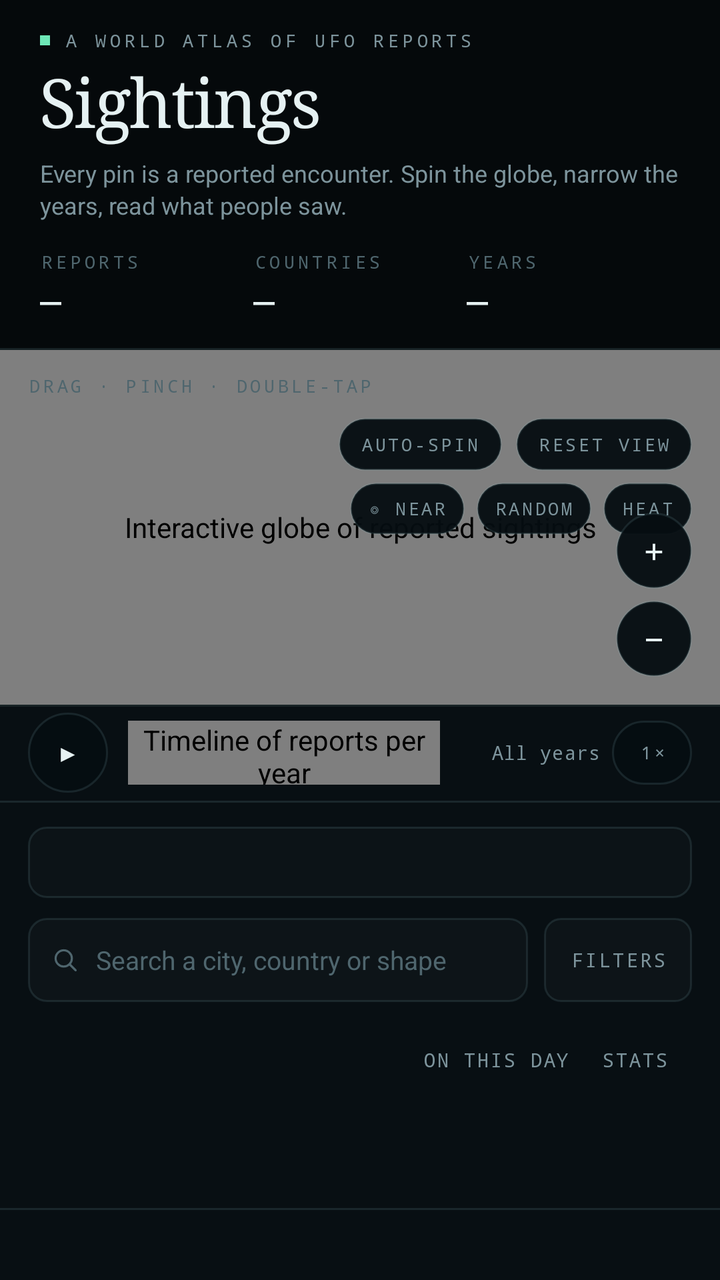
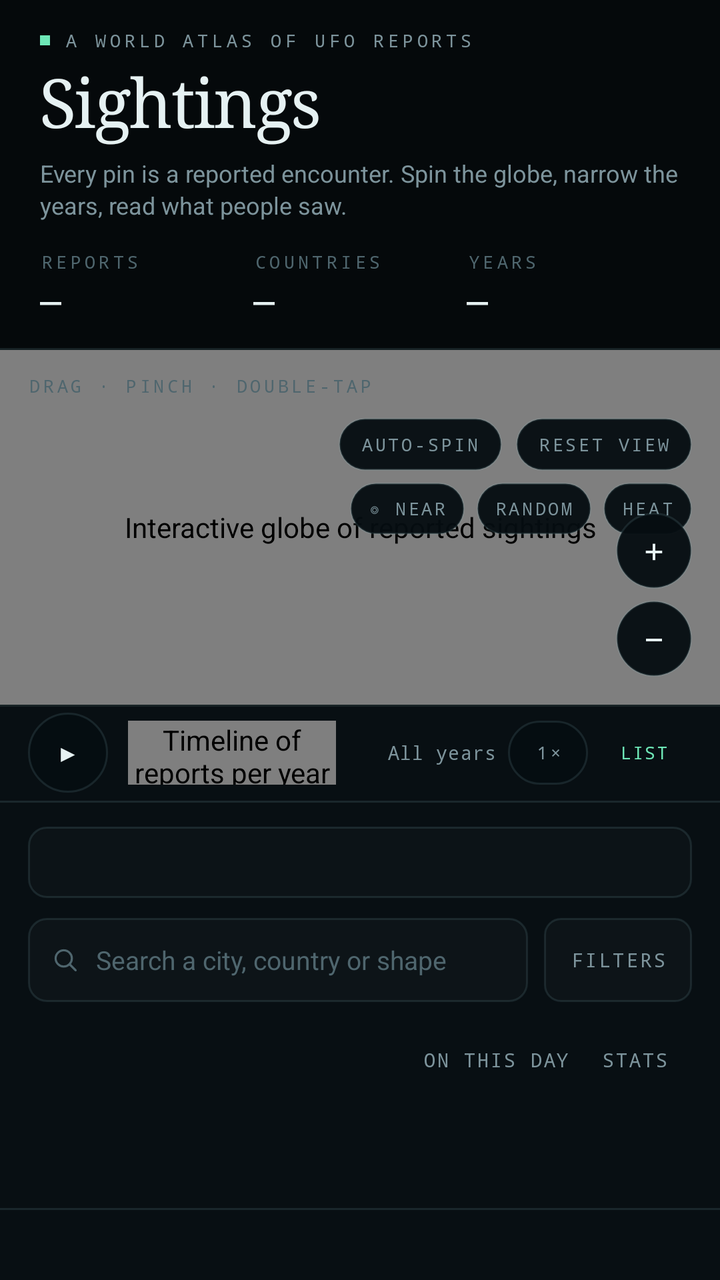

Before-and-after screenshots of an Android layout around one commit, followed by the original layout XML and the change that was made.
<!-- AndroidManifest.xml: activity theme AppTheme -->
<!-- res/layout/activity_main.xml -->
<?xml version="1.0" encoding="utf-8"?>
<LinearLayout xmlns:android="http://schemas.android.com/apk/res/android"
    android:id="@+id/appRoot"
    android:layout_width="match_parent"
    android:layout_height="match_parent"
    android:background="@color/bg"
    android:orientation="vertical">

    <LinearLayout
        android:id="@+id/header"
        android:layout_width="match_parent"
        android:layout_height="wrap_content"
        android:orientation="vertical"
        android:paddingStart="20dp"
        android:paddingTop="14dp"
        android:paddingEnd="20dp"
        android:paddingBottom="13dp">

        <LinearLayout
            android:layout_width="wrap_content"
            android:layout_height="wrap_content"
            android:gravity="center_vertical"
            android:orientation="horizontal">

            <View
                android:id="@+id/kickerDot"
                android:layout_width="5dp"
                android:layout_height="5dp"
                android:background="@color/mint" />

            <TextView
                android:layout_width="wrap_content"
                android:layout_height="wrap_content"
                android:layout_marginStart="7dp"
                android:fontFamily="monospace"
                android:letterSpacing="0.22"
                android:text="@string/kicker"
                android:textAllCaps="true"
                android:textColor="@color/muted"
                android:textSize="9sp" />
        </LinearLayout>

        <TextView
            android:id="@+id/brandTitle"
            android:layout_width="wrap_content"
            android:layout_height="wrap_content"
            android:layout_marginTop="6dp"
            android:fontFamily="serif"
            android:includeFontPadding="false"
            android:letterSpacing="-0.025"
            android:text="@string/brand_plain"
            android:textColor="@color/text"
            android:textSize="34sp" />

        <TextView
            android:id="@+id/tagline"
            android:layout_width="match_parent"
            android:layout_height="wrap_content"
            android:layout_marginTop="6dp"
            android:lineSpacingExtra="2dp"
            android:text="@string/tagline"
            android:textColor="@color/muted"
            android:textSize="12sp" />

        <LinearLayout
            android:layout_width="match_parent"
            android:layout_height="wrap_content"
            android:layout_marginTop="14dp"
            android:orientation="horizontal">

            <LinearLayout
                android:layout_width="0dp"
                android:layout_height="wrap_content"
                android:layout_weight="1"
                android:orientation="vertical">

                <TextView
                    style="@style/MonoLabel"
                    android:layout_width="wrap_content"
                    android:layout_height="wrap_content"
                    android:text="@string/stat_reports" />

                <TextView
                    android:id="@+id/statReports"
                    style="@style/StatValue"
                    android:layout_width="wrap_content"
                    android:layout_height="wrap_content"
                    android:layout_marginTop="3dp"
                    android:text="—" />
            </LinearLayout>

            <LinearLayout
                android:layout_width="0dp"
                android:layout_height="wrap_content"
                android:layout_weight="1"
                android:orientation="vertical">

                <TextView
                    style="@style/MonoLabel"
                    android:layout_width="wrap_content"
                    android:layout_height="wrap_content"
                    android:text="@string/stat_countries" />

                <TextView
                    android:id="@+id/statCountries"
                    style="@style/StatValue"
                    android:layout_width="wrap_content"
                    android:layout_height="wrap_content"
                    android:layout_marginTop="3dp"
                    android:text="—" />
            </LinearLayout>

            <LinearLayout
                android:layout_width="0dp"
                android:layout_height="wrap_content"
                android:layout_weight="1"
                android:orientation="vertical">

                <TextView
                    style="@style/MonoLabel"
                    android:layout_width="wrap_content"
                    android:layout_height="wrap_content"
                    android:text="@string/stat_years" />

                <TextView
                    android:id="@+id/statYears"
                    style="@style/StatValue"
                    android:layout_width="wrap_content"
                    android:layout_height="wrap_content"
                    android:layout_marginTop="3dp"
                    android:text="—" />
            </LinearLayout>
        </LinearLayout>
    </LinearLayout>

    <View
        android:layout_width="match_parent"
        android:layout_height="1dp"
        android:background="@color/line" />

    <LinearLayout
        android:id="@+id/content"
        android:layout_width="match_parent"
        android:layout_height="0dp"
        android:layout_weight="1"
        android:orientation="vertical">

        <FrameLayout
            android:id="@+id/globeContainer"
            android:layout_width="match_parent"
            android:layout_height="0dp"
            android:layout_weight="1"
            android:background="@color/bg2">

            <com.sightings.atlas.ui.GlobeView
                android:id="@+id/globe"
                android:layout_width="match_parent"
                android:layout_height="match_parent"
                android:contentDescription="@string/globe_desc" />

            <TextView
                android:id="@+id/rotateHint"
                android:layout_width="wrap_content"
                android:layout_height="wrap_content"
                android:layout_gravity="top|start"
                android:layout_marginStart="14dp"
                android:layout_marginTop="12dp"
                android:fontFamily="monospace"
                android:letterSpacing="0.18"
                android:text="@string/globe_hint"
                android:textAllCaps="true"
                android:textColor="@color/dim"
                android:textSize="8.5sp" />

            <TextView
                android:id="@+id/viewReadout"
                android:layout_width="190dp"
                android:layout_height="wrap_content"
                android:layout_gravity="top|start"
                android:layout_marginStart="14dp"
                android:layout_marginTop="28dp"
                android:fontFamily="monospace"
                android:letterSpacing="0.1"
                android:textColor="@color/mint"
                android:textSize="8sp" />

            <TextView
                android:id="@+id/plottedLabel"
                android:layout_width="wrap_content"
                android:layout_height="wrap_content"
                android:layout_gravity="top|end"
                android:layout_marginTop="12dp"
                android:layout_marginEnd="14dp"
                android:fontFamily="monospace"
                android:letterSpacing="0.18"
                android:textAllCaps="true"
                android:textColor="@color/muted"
                android:textSize="9sp" />

            <LinearLayout
                android:id="@+id/globeButtons"
                android:layout_width="wrap_content"
                android:layout_height="wrap_content"
                android:layout_gravity="top|end"
                android:layout_marginTop="34dp"
                android:layout_marginEnd="14dp"
                android:gravity="end"
                android:orientation="vertical">

                <LinearLayout
                    android:layout_width="wrap_content"
                    android:layout_height="wrap_content"
                    android:orientation="horizontal">

                    <TextView
                        android:id="@+id/autoSpin"
                        style="@style/CtrlPill"
                        android:layout_width="wrap_content"
                        android:layout_height="wrap_content"
                        android:text="@string/auto_spin" />

                    <TextView
                        android:id="@+id/resetView"
                        style="@style/CtrlPill"
                        android:layout_width="wrap_content"
                        android:layout_height="wrap_content"
                        android:layout_marginStart="7dp"
                        android:text="@string/reset_view" />
                </LinearLayout>

                <LinearLayout
                    android:layout_width="wrap_content"
                    android:layout_height="wrap_content"
                    android:layout_marginTop="6dp"
                    android:orientation="horizontal">

                    <TextView
                        android:id="@+id/nearMe"
                        style="@style/CtrlPill"
                        android:layout_width="wrap_content"
                        android:layout_height="wrap_content"
                        android:paddingStart="9dp"
                        android:paddingEnd="9dp"
                        android:text="@string/near_button"
                        android:textSize="8.5sp" />

                    <TextView
                        android:id="@+id/surprise"
                        style="@style/CtrlPill"
                        android:layout_width="wrap_content"
                        android:layout_height="wrap_content"
                        android:layout_marginStart="6dp"
                        android:paddingStart="9dp"
                        android:paddingEnd="9dp"
                        android:text="@string/surprise"
                        android:textSize="8.5sp" />

                    <TextView
                        android:id="@+id/heatToggle"
                        style="@style/CtrlPill"
                        android:layout_width="wrap_content"
                        android:layout_height="wrap_content"
                        android:layout_marginStart="6dp"
                        android:paddingStart="9dp"
                        android:paddingEnd="9dp"
                        android:text="@string/heat"
                        android:textSize="8.5sp" />
                </LinearLayout>
            </LinearLayout>

            <TextView
                android:id="@+id/mapCredit"
                android:layout_width="wrap_content"
                android:layout_height="wrap_content"
                android:layout_gravity="bottom|start"
                android:layout_marginStart="14dp"
                android:layout_marginBottom="62dp"
                android:background="@drawable/bg_credit"
                android:fontFamily="monospace"
                android:letterSpacing="0.04"
                android:paddingStart="6dp"
                android:paddingTop="3dp"
                android:paddingEnd="6dp"
                android:paddingBottom="3dp"
                android:text="@string/map_credit"
                android:textColor="@color/muted"
                android:textSize="8sp"
                android:visibility="gone" />

            <HorizontalScrollView
                android:id="@+id/legendScroll"
                android:layout_width="match_parent"
                android:layout_height="wrap_content"
                android:layout_gravity="bottom|start"
                android:layout_marginStart="14dp"
                android:layout_marginEnd="66dp"
                android:layout_marginBottom="14dp"
                android:overScrollMode="never"
                android:scrollbars="none">

                <LinearLayout
                    android:id="@+id/legend"
                    android:layout_width="wrap_content"
                    android:layout_height="wrap_content"
                    android:orientation="horizontal" />
            </HorizontalScrollView>

            <LinearLayout
                android:id="@+id/zoomControls"
                android:layout_width="wrap_content"
                android:layout_height="wrap_content"
                android:layout_gravity="bottom|end"
                android:layout_marginEnd="14dp"
                android:layout_marginBottom="14dp"
                android:orientation="vertical">

                <TextView
                    android:id="@+id/zoomIn"
                    android:layout_width="38dp"
                    android:layout_height="38dp"
                    android:background="@drawable/bg_ctrl"
                    android:contentDescription="@string/zoom_in"
                    android:fontFamily="monospace"
                    android:gravity="center"
                    android:text="+"
                    android:textColor="@color/text"
                    android:textSize="18sp" />

                <TextView
                    android:id="@+id/zoomOut"
                    android:layout_width="38dp"
                    android:layout_height="38dp"
                    android:layout_marginTop="6dp"
                    android:background="@drawable/bg_ctrl"
                    android:contentDescription="@string/zoom_out"
                    android:fontFamily="monospace"
                    android:gravity="center"
                    android:text="−"
                    android:textColor="@color/text"
                    android:textSize="18sp" />
            </LinearLayout>
        </FrameLayout>

        <LinearLayout
            android:id="@+id/timelineBar"
            android:layout_width="match_parent"
            android:layout_height="48dp"
            android:background="@drawable/bg_timeline"
            android:gravity="center_vertical"
            android:orientation="horizontal"
            android:paddingStart="14dp"
            android:paddingEnd="14dp">

            <TextView
                android:id="@+id/timelinePlay"
                android:layout_width="40dp"
                android:layout_height="40dp"
                android:background="@drawable/bg_ctrl"
                android:contentDescription="@string/timeline_play"
                android:fontFamily="monospace"
                android:gravity="center"
                android:text="▶"
                android:textColor="@color/text"
                android:textSize="12sp" />

            <com.sightings.atlas.ui.TimelineView
                android:id="@+id/timeline"
                android:layout_width="0dp"
                android:layout_height="32dp"
                android:layout_marginStart="10dp"
                android:layout_weight="1"
                android:contentDescription="@string/timeline_desc" />

            <TextView
                android:id="@+id/timelineYear"
                android:layout_width="78dp"
                android:layout_height="40dp"
                android:layout_marginStart="4dp"
                android:background="?attr/selectableItemBackground"
                android:clickable="true"
                android:focusable="true"
                android:fontFamily="monospace"
                android:gravity="center|end"
                android:letterSpacing="0.04"
                android:paddingStart="4dp"
                android:paddingEnd="2dp"
                android:text="@string/timeline_all"
                android:contentDescription="@string/timeline_all"
                android:textColor="@color/muted"
                android:textSize="9.5sp" />

            <TextView
                android:id="@+id/timelineSpeed"
                style="@style/CtrlPill"
                android:layout_width="wrap_content"
                android:layout_height="wrap_content"
                android:layout_marginStart="4dp"
                android:contentDescription="@string/timeline_speed_desc"
                android:gravity="center"
                android:minHeight="32dp"
                android:minWidth="40dp"
                android:paddingStart="9dp"
                android:paddingTop="5dp"
                android:paddingEnd="9dp"
                android:paddingBottom="5dp"
                android:text="@string/speed_1x"
                android:textSize="9sp" />
        </LinearLayout>

        <LinearLayout
            android:id="@+id/panel"
            android:layout_width="match_parent"
            android:layout_height="0dp"
            android:layout_weight="1.35"
            android:background="@color/panel"
            android:orientation="vertical">

            <View
                android:layout_width="match_parent"
                android:layout_height="1dp"
                android:background="@color/line" />

            <LinearLayout
                android:id="@+id/tabs"
                android:layout_width="match_parent"
                android:layout_height="wrap_content"
                android:layout_marginStart="14dp"
                android:layout_marginTop="12dp"
                android:layout_marginEnd="14dp"
                android:background="@drawable/bg_tabs"
                android:orientation="horizontal"
                android:padding="3dp">

                <TextView
                    android:id="@+id/tabReports"
                    style="@style/Tab"
                    android:layout_width="0dp"
                    android:layout_height="wrap_content"
                    android:layout_weight="1"
                    android:maxLines="1" />

                <TextView
                    android:id="@+id/tabVideos"
                    style="@style/Tab"
                    android:layout_width="0dp"
                    android:layout_height="wrap_content"
                    android:layout_weight="1"
                    android:maxLines="1" />

                <TextView
                    android:id="@+id/tabSocial"
                    style="@style/Tab"
                    android:layout_width="0dp"
                    android:layout_height="wrap_content"
                    android:layout_weight="1"
                    android:maxLines="1" />
            </LinearLayout>

            <LinearLayout
                android:layout_width="match_parent"
                android:layout_height="wrap_content"
                android:layout_marginStart="14dp"
                android:layout_marginTop="10dp"
                android:layout_marginEnd="14dp"
                android:gravity="center_vertical"
                android:orientation="horizontal">

                <LinearLayout
                    android:layout_width="0dp"
                    android:layout_height="42dp"
                    android:layout_weight="1"
                    android:background="@drawable/bg_search"
                    android:gravity="center_vertical"
                    android:orientation="horizontal"
                    android:paddingStart="11dp"
                    android:paddingEnd="11dp">

                    <ImageView
                        android:layout_width="15dp"
                        android:layout_height="15dp"
                        android:contentDescription="@null"
                        android:src="@drawable/ic_search" />

                    <EditText
                        android:id="@+id/searchInput"
                        android:layout_width="0dp"
                        android:layout_height="wrap_content"
                        android:layout_marginStart="8dp"
                        android:layout_weight="1"
                        android:background="@null"
                        android:hint="@string/search_hint"
                        android:imeOptions="actionSearch"
                        android:inputType="text"
                        android:maxLines="1"
                        android:paddingTop="10dp"
                        android:paddingBottom="10dp"
                        android:singleLine="true"
                        android:textColor="@color/text"
                        android:textColorHint="@color/dim"
                        android:textSize="13sp" />
                </LinearLayout>

                <TextView
                    android:id="@+id/filtersButton"
                    android:layout_width="wrap_content"
                    android:layout_height="42dp"
                    android:layout_marginStart="8dp"
                    android:background="@drawable/bg_field"
                    android:fontFamily="monospace"
                    android:gravity="center"
                    android:letterSpacing="0.12"
                    android:paddingStart="13dp"
                    android:paddingEnd="13dp"
                    android:text="@string/filters"
                    android:textAllCaps="true"
                    android:textColor="@color/muted"
                    android:textSize="9.5sp" />
            </LinearLayout>

            <LinearLayout
                android:layout_width="match_parent"
                android:layout_height="wrap_content"
                android:gravity="center_vertical"
                android:orientation="horizontal"
                android:paddingStart="20dp"
                android:paddingTop="11dp"
                android:paddingEnd="20dp"
                android:paddingBottom="8dp">

                <TextView
                    android:id="@+id/resultCount"
                    android:layout_width="0dp"
                    android:layout_height="wrap_content"
                    android:layout_weight="1"
                    android:fontFamily="monospace"
                    android:letterSpacing="0.14"
                    android:textAllCaps="true"
                    android:textColor="@color/muted"
                    android:textSize="9.5sp" />

                <TextView
                    android:id="@+id/onThisDay"
                    android:layout_width="wrap_content"
                    android:layout_height="wrap_content"
                    android:background="?attr/selectableItemBackground"
                    android:fontFamily="monospace"
                    android:gravity="center"
                    android:letterSpacing="0.1"
                    android:minHeight="36dp"
                    android:paddingStart="6dp"
                    android:paddingTop="4dp"
                    android:paddingEnd="6dp"
                    android:paddingBottom="4dp"
                    android:text="@string/on_this_day"
                    android:textAllCaps="true"
                    android:textColor="@color/muted"
                    android:textSize="9.5sp" />

                <TextView
                    android:id="@+id/statsButton"
                    android:layout_width="wrap_content"
                    android:layout_height="wrap_content"
                    android:layout_marginStart="4dp"
                    android:background="?attr/selectableItemBackground"
                    android:fontFamily="monospace"
                    android:gravity="center"
                    android:letterSpacing="0.1"
                    android:minHeight="36dp"
                    android:paddingStart="6dp"
                    android:paddingTop="4dp"
                    android:paddingEnd="6dp"
                    android:paddingBottom="4dp"
                    android:text="@string/stats"
                    android:textAllCaps="true"
                    android:textColor="@color/muted"
                    android:textSize="9.5sp" />

                <TextView
                    android:id="@+id/clearFilters"
                    android:layout_marginStart="4dp"
                    android:layout_width="wrap_content"
                    android:layout_height="wrap_content"
                    android:background="?attr/selectableItemBackground"
                    android:fontFamily="monospace"
                    android:gravity="center"
                    android:letterSpacing="0.1"
                    android:minHeight="36dp"
                    android:paddingStart="6dp"
                    android:paddingTop="4dp"
                    android:paddingEnd="6dp"
                    android:paddingBottom="4dp"
                    android:text="@string/clear_filters"
                    android:textAllCaps="true"
                    android:textColor="@color/mint"
                    android:textSize="9.5sp"
                    android:visibility="gone" />
            </LinearLayout>

            <FrameLayout
                android:layout_width="match_parent"
                android:layout_height="0dp"
                android:layout_weight="1">

                <androidx.recyclerview.widget.RecyclerView
                    android:id="@+id/list"
                    android:layout_width="match_parent"
                    android:layout_height="match_parent"
                    android:clipToPadding="false"
                    android:overScrollMode="never"
                    android:paddingStart="10dp"
                    android:paddingEnd="10dp"
                    android:paddingBottom="8dp"
                    android:scrollbars="none" />

                <TextView
                    android:id="@+id/emptyLabel"
                    android:layout_width="match_parent"
                    android:layout_height="wrap_content"
                    android:layout_gravity="center"
                    android:gravity="center"
                    android:lineSpacingExtra="3dp"
                    android:padding="24dp"
                    android:text="@string/empty"
                    android:textColor="@color/muted"
                    android:textSize="12.5sp"
                    android:visibility="gone" />

                <TextView
                    android:id="@+id/loadingLabel"
                    android:layout_width="match_parent"
                    android:layout_height="wrap_content"
                    android:layout_gravity="center"
                    android:fontFamily="monospace"
                    android:gravity="center"
                    android:letterSpacing="0.1"
                    android:text="@string/loading"
                    android:textColor="@color/dim"
                    android:textSize="11sp"
                    android:visibility="gone" />
            </FrameLayout>

            <TextView
                android:id="@+id/moreButton"
                android:layout_width="match_parent"
                android:layout_height="wrap_content"
                android:layout_marginStart="20dp"
                android:layout_marginEnd="20dp"
                android:layout_marginBottom="8dp"
                android:background="@drawable/bg_more"
                android:fontFamily="monospace"
                android:gravity="center"
                android:letterSpacing="0.12"
                android:paddingTop="9dp"
                android:paddingBottom="9dp"
                android:text="@string/show_more"
                android:textAllCaps="true"
                android:textColor="@color/muted"
                android:textSize="9.5sp"
                android:visibility="gone" />

            <View
                android:layout_width="match_parent"
                android:layout_height="1dp"
                android:background="@color/line" />

            <TextView
                android:id="@+id/source"
                android:layout_width="match_parent"
                android:layout_height="wrap_content"
                android:lineSpacingExtra="2dp"
                android:paddingStart="20dp"
                android:paddingTop="10dp"
                android:paddingEnd="20dp"
                android:paddingBottom="12dp"
                android:textColor="@color/dim"
                android:textSize="9.5sp" />
        </LinearLayout>
    </LinearLayout>
</LinearLayout>
<!-- resources referenced by this layout -->
<resources>
  <color name="bg">#05090B</color>
  <color name="bg2">#070D10</color>
  <color name="dim">#4F666E</color>
  <color name="line">#2194C5D0</color>
  <color name="mint">#6EE7B7</color>
  <color name="muted">#7D949C</color>
  <color name="panel">#080F13</color>
  <color name="text">#E6F1F2</color>
  <!-- drawable bg_credit (drawable) -->
  <?xml version="1.0" encoding="utf-8"?>
  <shape xmlns:android="http://schemas.android.com/apk/res/android" android:shape="rectangle">
      <corners android:radius="4dp" />
      <solid android:color="#D9050D11" />
      <stroke android:width="1dp" android:color="#334A6E6E" />
  </shape>
  <!-- drawable bg_field (drawable) -->
  <?xml version="1.0" encoding="utf-8"?>
  <shape xmlns:android="http://schemas.android.com/apk/res/android" android:shape="rectangle">
      <corners android:radius="8dp" />
      <solid android:color="#05FFFFFF" />
      <stroke android:width="1dp" android:color="@color/line" />
  </shape>
  <!-- drawable bg_more (drawable) -->
  <?xml version="1.0" encoding="utf-8"?>
  <shape xmlns:android="http://schemas.android.com/apk/res/android" android:shape="rectangle">
      <corners android:radius="8dp" />
      <solid android:color="#00000000" />
      <stroke android:width="1dp" android:color="@color/line" />
  </shape>
  <!-- drawable bg_tabs (drawable) -->
  <?xml version="1.0" encoding="utf-8"?>
  <shape xmlns:android="http://schemas.android.com/apk/res/android" android:shape="rectangle">
      <corners android:radius="9dp" />
      <solid android:color="#04FFFFFF" />
      <stroke android:width="1dp" android:color="@color/line" />
  </shape>
  <string name="auto_spin">Auto-spin</string>
  <string name="brand_plain">Sightings</string>
  <string name="clear_filters">Clear filters</string>
  <string name="empty">Nothing matches those filters. Try widening the years.</string>
  <string name="filters">Filters</string>
  <string name="globe_desc">Interactive globe of reported sightings</string>
  <string name="globe_hint">Drag · pinch · double-tap</string>
  <string name="heat">Heat</string>
  <string name="kicker">A world atlas of UFO reports</string>
  <string name="loading">Loading the atlas…</string>
  <string name="map_credit">© OpenStreetMap contributors</string>
  <string name="near_button">◎ Near</string>
  <string name="on_this_day">On this day</string>
  <string name="reset_view">Reset view</string>
  <string name="search_hint">Search a city, country or shape</string>
  <string name="show_more">Show 200 more</string>
  <string name="speed_1x">1×</string>
  <string name="stat_countries">Countries</string>
  <string name="stat_reports">Reports</string>
  <string name="stat_years">Years</string>
  <string name="stats">Stats</string>
  <string name="surprise">Random</string>
  <string name="tagline">Every pin is a reported encounter. Spin the globe, narrow the years, read what people saw.</string>
  <string name="timeline_all">All years</string>
  <string name="timeline_desc">Timeline of reports per year</string>
  <string name="timeline_play">Play timeline</string>
  <string name="timeline_speed_desc">Playback speed</string>
  <string name="zoom_in">Zoom in</string>
  <string name="zoom_out">Zoom out</string>
  <style name="MonoLabel">
          <item name="android:fontFamily">monospace</item>
          <item name="android:textSize">9sp</item>
          <item name="android:letterSpacing">0.2</item>
          <item name="android:textAllCaps">true</item>
          <item name="android:textColor">@color/dim</item>
      </style>
  <style name="StatValue">
          <item name="android:fontFamily">monospace</item>
          <item name="android:textSize">18sp</item>
          <item name="android:textColor">@color/text</item>
          <item name="android:includeFontPadding">false</item>
      </style>
  <!-- unchanged entries left out for length: 7 -->
</resources>

<!-- the commit's change to res/layout/activity_main.xml (unified diff, before → after) -->
@@ -405,6 +405,24 @@
                 android:paddingBottom="5dp"
                 android:text="@string/speed_1x"
                 android:textSize="9sp" />
+
+            <TextView
+                android:id="@+id/panelToggle"
+                android:layout_width="wrap_content"
+                android:layout_height="40dp"
+                android:layout_marginStart="4dp"
+                android:background="?attr/selectableItemBackground"
+                android:contentDescription="@string/show_reports_desc"
+                android:fontFamily="monospace"
+                android:gravity="center"
+                android:letterSpacing="0.08"
+                android:minWidth="48dp"
+                android:paddingStart="6dp"
+                android:paddingEnd="6dp"
+                android:text="@string/show_reports"
+                android:textAllCaps="true"
+                android:textColor="@color/mint"
+                android:textSize="8.5sp" />
         </LinearLayout>
 
         <LinearLayout
<!-- resource entries referenced after the edit -->
@@ -52,6 +52,8 @@
   <string name="reset_view">Reset view</string>
   <string name="search_hint">Search a city, country or shape</string>
   <string name="show_more">Show 200 more</string>
+  <string name="show_reports">List</string>
+  <string name="show_reports_desc">Show the report list</string>
   <string name="speed_1x">1×</string>
   <string name="stat_countries">Countries</string>
   <string name="stat_reports">Reports</string>
